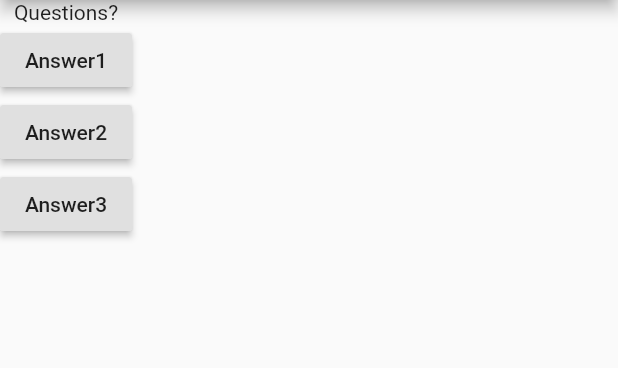
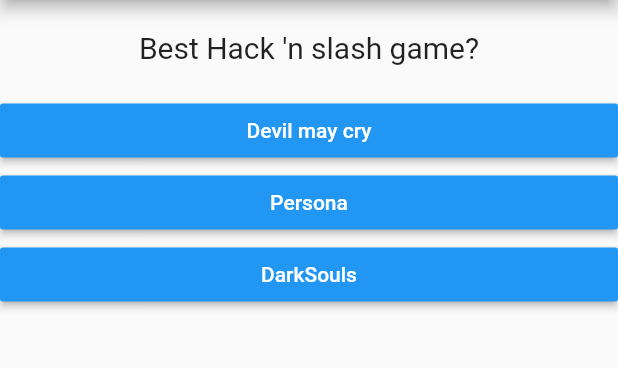
Before and after one commit to hnbk97/FlutterQuiz, a Flutter app: the screen it shows after launch, on a phone screen of 412 x 824 dp, the part 84-452 px from its top. Run offline on Flutter 3.47's test engine with Material 2 defaults, Android fonts, the phone set to English and light mode, and no system bars.

Commit message:
Complete Quiz app

```diff
--- /dev/null
+++ b/lib/answerQuestion.dart
@@ -0,0 +1,21 @@
+import "package:flutter/material.dart";
+
+class Answer extends StatelessWidget {
+  final Function selectHandler;
+  final String answerText;
+
+  Answer(this.selectHandler, this.answerText);
+
+  @override
+  Widget build(BuildContext context) {
+    return Container(
+      width: double.infinity,
+      child: RaisedButton(
+        color: Colors.blue,
+        textColor: Colors.white,
+        child: Text(answerText),
+        onPressed: selectHandler,
+      ),
+    );
+  }
+}
--- a/lib/main.dart
+++ b/lib/main.dart
@@ -1,12 +1,62 @@
 import 'package:flutter/material.dart';
+import './quiz.dart';
+import './result.dart';
 
 void main() {
   runApp(MyApp());
 }
 
-class MyApp extends StatelessWidget {
-  void answerQuestion() {
-    print("Button pressed!");
+class MyApp extends StatefulWidget {
+  @override
+  State<StatefulWidget> createState() {
+    return _MyAppState();
+  }
+}
+
+class _MyAppState extends State<MyApp> {
+  final questions = const [
+    {
+      "questionText": "Best Hack \'n slash game?",
+      "Answer": [
+        {"text": "Devil may cry", "score": 10},
+        {"text": "Persona", "score": 0},
+        {"text": "DarkSouls", "score": 6},
+      ]
+    },
+    {
+      "questionText": "Which kind of game Nier Automata belong to?",
+      "Answer": [
+        {"text": "Shooter", "score": 0},
+        {"text": "RPG", "score": 10},
+        {"text": "Rhythm", "score": 0},
+      ]
+    },
+    {
+      "questionText": "Who\'s the best Waifu?",
+      "Answer": [
+        {"text": "Tifa Lockhart", "score": 10},
+        {"text": "Dante Sparda", "score": 1},
+        {"text": "Yorha No.9 Type S", "score": 1},
+      ]
+    },
+  ];
+  var _questionIndex = 0;
+  int _totalScore = 0;
+  void _resetQuiz() {
+    setState(() {
+      _questionIndex = 0;
+      _totalScore = 0;
+    });
+  }
+
+  void _answerQuestion(int score) {
+    if (_questionIndex > questions.length) {
+      print("out of question");
+    }
+    _totalScore += score;
+    setState(() {
+      _questionIndex++;
+    });
   }
 
   @override
@@ -16,20 +66,13 @@ class MyApp extends StatelessWidget {
         appBar: AppBar(
           title: Text("My first app"),
         ),
-        body: Column(
-          children: [
-            Text("Questions?"),
-            RaisedButton(child: Text("Answer1"), onPressed: answerQuestion),
-            RaisedButton(
-                child: Text("Answer2"),
-                onPressed: () => print("Button 2 pressed!")),
-            RaisedButton(
-                child: Text("Answer3"),
-                onPressed: () {
-                  print("Button 3 pressed!");
-                }),
-          ],
-        ),
+        body: _questionIndex < questions.length
+            ? Quiz(
+                answerQuestion: _answerQuestion,
+                questionIndex: _questionIndex,
+                questions: questions,
+              )
+            : Result(_totalScore, _resetQuiz),
       ),
     );
   }
--- /dev/null
+++ b/lib/question.dart
@@ -0,0 +1,20 @@
+import "package:flutter/material.dart";
+
+class Question extends StatelessWidget {
+  final String questionText;
+
+  Question(this.questionText);
+
+  @override
+  Widget build(BuildContext context) {
+    return Container(
+      width: double.infinity,
+      margin: EdgeInsets.all(20),
+      child: Text(
+        questionText,
+        style: TextStyle(fontSize: 20),
+        textAlign: TextAlign.center,
+      ),
+    );
+  }
+}
--- /dev/null
+++ b/lib/quiz.dart
@@ -0,0 +1,24 @@
+import "package:flutter/material.dart";
+import "./question.dart";
+import './answerQuestion.dart';
+
+class Quiz extends StatelessWidget {
+  final List<Map<String, Object>> questions;
+  final Function answerQuestion;
+  final int questionIndex;
+
+  Quiz({this.questions, this.questionIndex, this.answerQuestion});
+
+  @override
+  Widget build(BuildContext context) {
+    return Column(
+      children: [
+        Question(questions[questionIndex]["questionText"]),
+        ...(questions[questionIndex]["Answer"] as List<Map<String, Object>>)
+            .map((answer) {
+          return Answer(() => answerQuestion(answer['score']), answer['text']);
+        }).toList()
+      ],
+    );
+  }
+}
```
Also changed, not shown: lib/result.dart (added, +41 -0 lines).
